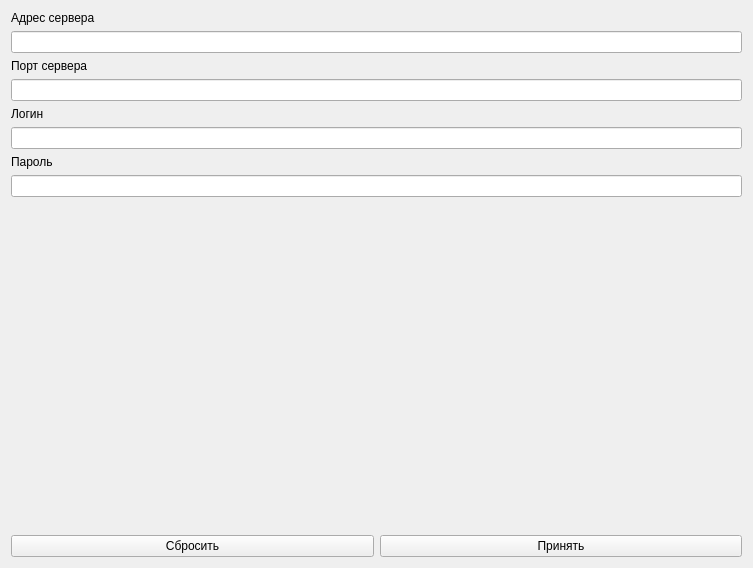
Qt form GUI/Qt/UTcpServerControlWidget.ui (aicommunity/Rdk) before a commit.
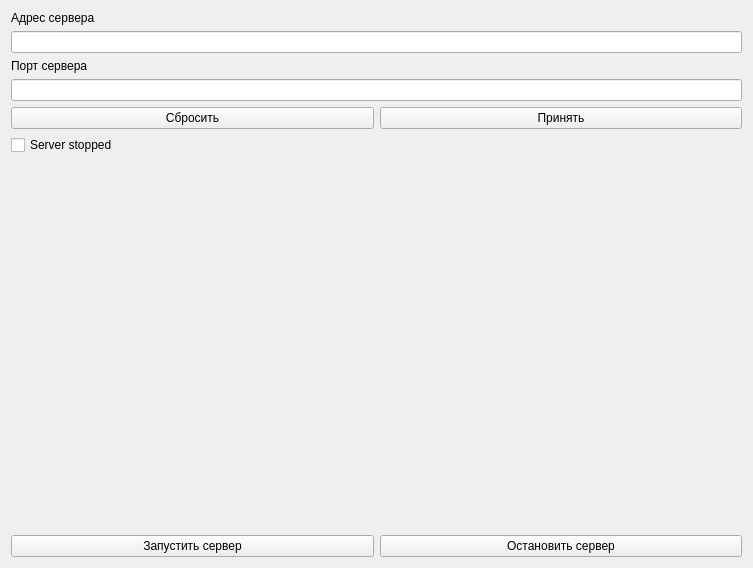
The same form after that commit.

Commit message: Client gui and dll projects added. Tcp server control wigdet implemented. (safety commit, build but not working)

Patch:
```diff
--- a/GUI/Qt/UTcpServerControlWidget.ui
+++ b/GUI/Qt/UTcpServerControlWidget.ui
@@ -44,24 +44,29 @@
     <widget class="QLineEdit" name="lineEditServerPort"/>
    </item>
    <item>
-    <widget class="QLabel" name="labelServerLogin">
+    <layout class="QHBoxLayout" name="horizontalLayout">
+     <item>
+      <widget class="QPushButton" name="pushButtonReset">
      <property name="text">
-      <string>Логин</string>
+        <string>Сбросить</string>
      </property>
     </widget>
    </item>
    <item>
-    <widget class="QLineEdit" name="lineEditServerLogin"/>
-   </item>
-   <item>
-    <widget class="QLabel" name="labelServerPassword">
+      <widget class="QPushButton" name="pushButtonApply">
      <property name="text">
-      <string>Пароль</string>
+        <string>Принять</string>
      </property>
     </widget>
    </item>
+    </layout>
+   </item>
    <item>
-    <widget class="QLineEdit" name="lineEditServerPassword"/>
+    <widget class="QCheckBox" name="checkBoxServerIsActive">
+     <property name="text">
+      <string>Server stopped</string>
+     </property>
+    </widget>
    </item>
    <item>
     <spacer name="verticalSpacer">
@@ -77,18 +82,18 @@
     </spacer>
    </item>
    <item>
-    <layout class="QHBoxLayout" name="horizontalLayout">
+    <layout class="QHBoxLayout" name="horizontalLayout_2">
      <item>
-      <widget class="QPushButton" name="pushButtonReset">
+      <widget class="QPushButton" name="pushButtonServerStart">
        <property name="text">
-        <string>Сбросить</string>
+        <string>Запустить сервер</string>
        </property>
       </widget>
      </item>
      <item>
-      <widget class="QPushButton" name="pushButtonApply">
+      <widget class="QPushButton" name="pushButtonServerStop">
        <property name="text">
-        <string>Принять</string>
+        <string>Остановить сервер</string>
        </property>
       </widget>
      </item>
```
Lines whose indentation alone changed are shown as unchanged. The commit also changes 17 other files.
